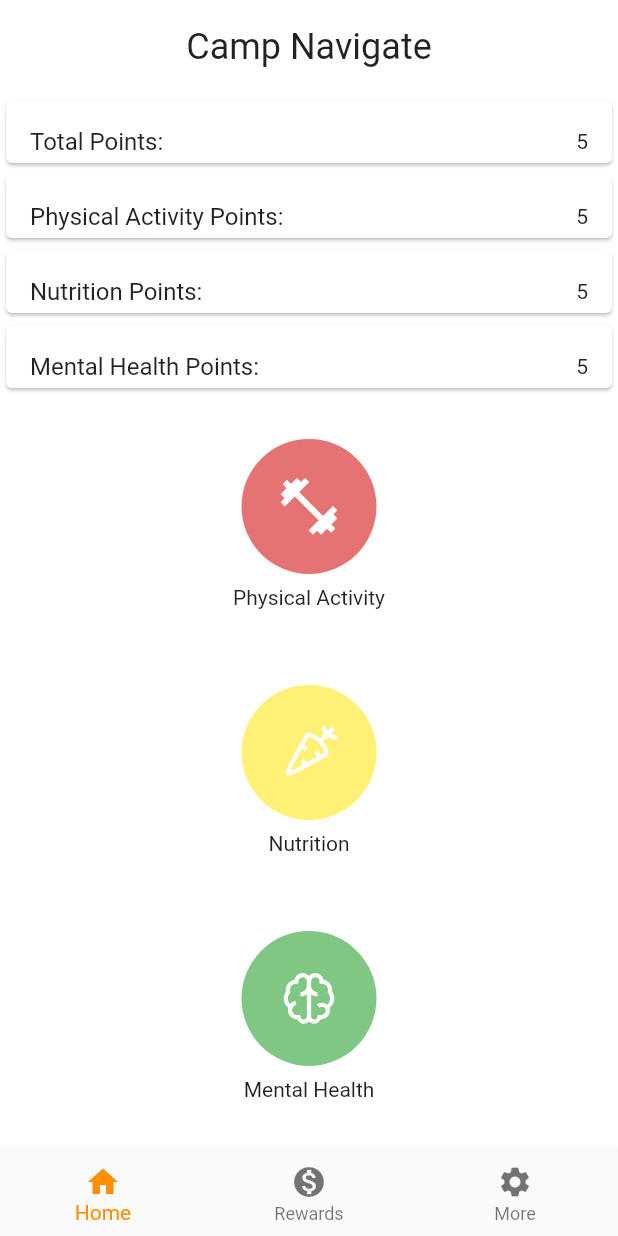
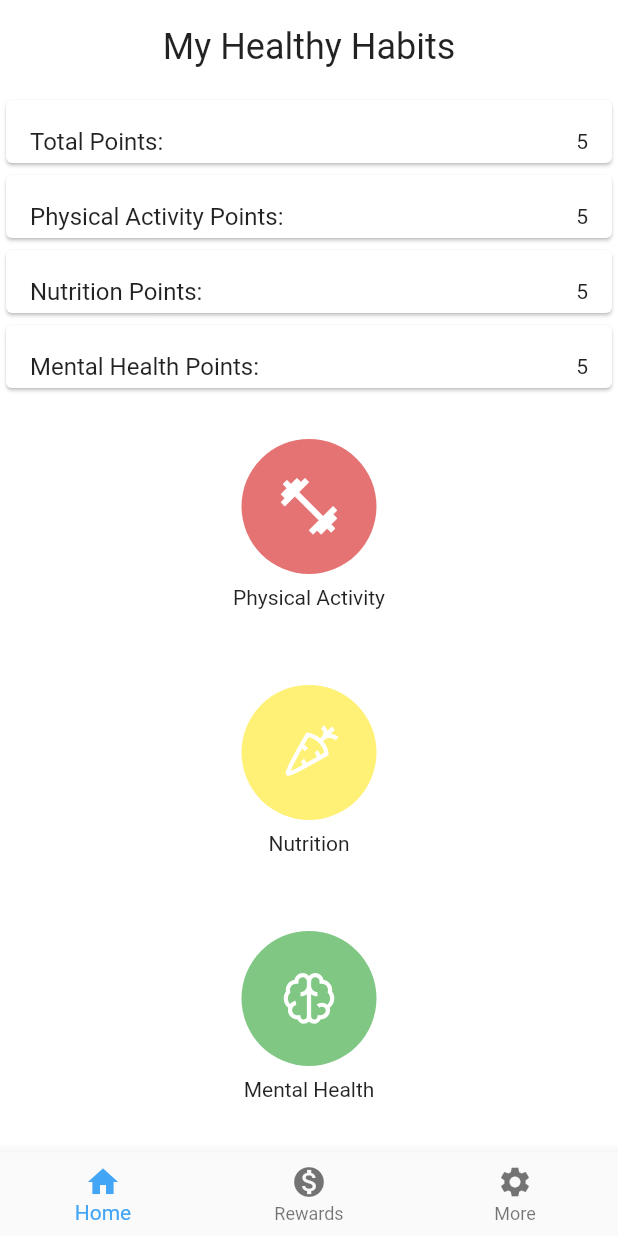
Before and after one commit to alexnat39/camp_navigate, a Flutter app: the screen it shows after launch, on a phone screen of 412 x 824 dp. Run offline on Flutter 3.47's test engine with Material 2 defaults, Android fonts, the phone set to English and light mode, and no system bars; our stand-ins replace cached_network_image, cloud_firestore, expandable_text, firebase_auth, firebase_core, firebase_storage and 5 more; missing offline and left inert: form_builder_image_picker, paginate_firestore; accounts and stored records are empty; Roboto replaces fonts that are missing (GothamPro).

Commit message:
updated homepage ui

```diff
--- a/lib/Pages/main_page.dart
+++ b/lib/Pages/main_page.dart
@@ -36,7 +36,7 @@ class _MainPageState extends State<MainPage> {
       body: ListView(
         children: [
           CustomContainerAppBar(
-            title: "Camp Navigate",
+            title: "My Healthy Habits",
             isInitialPage: true,
           ),
           _widgetOptions.elementAt(_selectedIndex),
@@ -61,7 +61,7 @@ class _MainPageState extends State<MainPage> {
           ),
         ],
         currentIndex: _selectedIndex,
-        selectedItemColor: Colors.amber[800],
+        selectedItemColor: CustomColors.BLUE,
         onTap: _onItemTapped,
       ),
     );
```
